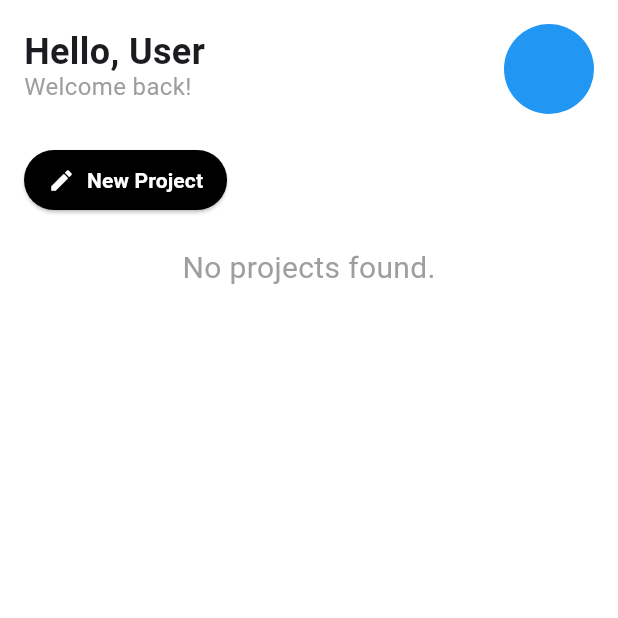
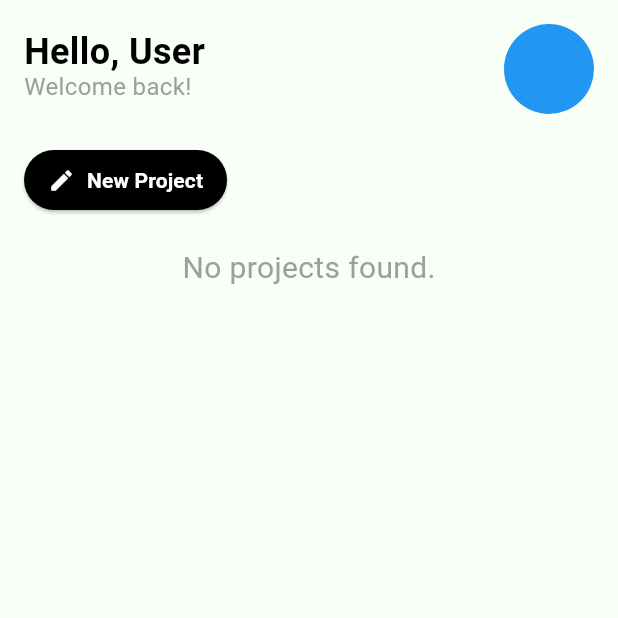
Before and after one commit to Mawhadmd/Project-Management-App-Flutter, a Flutter app: the screen it shows after launch, on a phone screen of 412 x 824 dp, the top half of it. Run offline on Flutter 3.47's test engine with Material 3 defaults, Android fonts, the phone set to English and light mode, and no system bars; our stand-ins replace date_field, flutter_dotenv, supabase_flutter; accounts and stored records are empty.

Commit message:
Refactor project management structure: remove old files and implement new project handling with updated UI and database interactions

```diff
--- a/lib/HomeScreen.dart
+++ b/lib/Home_screen.dart
@@ -1,7 +1,6 @@
-import 'package:finalmobileproject/NewProjectButton.dart';
-import 'package:finalmobileproject/Projectcard.dart';
-import 'package:finalmobileproject/ProjectsHolder.dart';
-import 'package:finalmobileproject/TopBar.dart';
+import 'package:finalmobileproject/project_adding_button.dart';
+import 'package:finalmobileproject/projects_holder.dart';
+import 'package:finalmobileproject/top_bar.dart';
 import 'package:flutter/material.dart';
 
 class HomeScreen extends StatelessWidget {
@@ -10,7 +9,8 @@ class HomeScreen extends StatelessWidget {
   @override
   Widget build(BuildContext context) {
     return Scaffold(
-      backgroundColor: Colors.white,
+      backgroundColor: Theme.of(context).colorScheme.surface,
+
       body: SafeArea(
         child: Padding(
           padding: const EdgeInsets.all(16),
--- a/lib/ProjectsHolder.dart
+++ /dev/null
@@ -1,54 +0,0 @@
-import 'package:finalmobileproject/Projectcard.dart';
-import 'package:finalmobileproject/types/project.class.dart';
-import 'package:flutter/material.dart';
-import 'package:supabase_flutter/supabase_flutter.dart';
-
-class Projectsholder extends StatefulWidget {
-  const Projectsholder({super.key});
-
-  @override
-  State<Projectsholder> createState() => _ProjectsholderState();
-}
-
-class _ProjectsholderState extends State<Projectsholder> {
-  final _fetchProjects = Supabase.instance.client.from('Projects').select();
-
-  @override
-  Widget build(BuildContext context) {
-    return FutureBuilder(
-      future: _fetchProjects,
-      builder: (context, snapshot) {
-      if (snapshot.connectionState == ConnectionState.waiting) {
-        return const Center(child: CircularProgressIndicator());
-      } else if (snapshot.hasError) {
-        return Center(child: Text('Error: ${snapshot.error}'));
-      } else if (!snapshot.hasData || snapshot.data!.isEmpty) {
-        return const Center(child: Text('No projects found.', style: TextStyle(fontSize: 20, color: Colors.grey)));
-      } else {
-        final projectsData = snapshot.data!;
-        return ListView.builder(
-        shrinkWrap: true,
-        itemCount: projectsData.length,
-        itemBuilder: (context, index) {
-          return Container(
-
-          margin: const EdgeInsets.only(bottom: 16),
-          child: Projectcard(
-            project: Project(
-              id: projectsData[index]['id'],
-              name: projectsData[index]['name'],
-              est: projectsData[index]['est'],
-              startDate: projectsData[index]['start_date'],
-              endDate: projectsData[index]['end_date'],
-              status: projectsData[index]['status'],
-              description: projectsData[index]['description'],
-            ),
-          ),
-          );
-        },
-        );
-      }
-      },
-    );
-  }
-}
--- a/lib/types/project.class.dart
+++ b/lib/class/project.class.dart
@@ -1,3 +1,5 @@
+
+
 enum ProjectStatus {
   notStarted,
   inProgress,
@@ -10,8 +12,8 @@ class Project {
   final String id;
   final String name;
   final String description;
-  final DateTime startDate;
-  final DateTime? endDate;
+  final String startDate;
+  final String endDate;
   final String est;
   final ProjectStatus status;
 
@@ -21,7 +23,7 @@ class Project {
     required this.description,
     required this.startDate,
     required this.est,
-    this.endDate,
+    required this.endDate,
     this.status = ProjectStatus.notStarted,
   });
 }
--- a/lib/main.dart
+++ b/lib/main.dart
@@ -1,4 +1,4 @@
-import 'package:finalmobileproject/HomeScreen.dart';
+import 'package:finalmobileproject/Home_screen.dart';
 import 'package:flutter/material.dart';
 import 'package:flutter_dotenv/flutter_dotenv.dart';
 
@@ -16,11 +16,31 @@ Future<void> main() async {
 }
 
 class MyApp extends StatelessWidget {
-  const MyApp({super.key});
-
+   MyApp({super.key});
+  final Color background = Color(0xFFf7fff7);
+  final Color main = Color(0xFF292f36);
+  final Color accentColor = Color(0xFF4ecdc4);
   @override
   Widget build(BuildContext context) {
     return MaterialApp(
+        theme: ThemeData(
+        // keep your other colors…
+        primaryColor: accentColor,
+    colorScheme: ColorScheme.fromSwatch().copyWith(
+      secondary: main,
+      surface: background,
+      primary: accentColor
+    ),
+        inputDecorationTheme: InputDecorationTheme(
+          hintStyle: TextStyle(color: main),
+          labelStyle: TextStyle(color: main),
+        ),
+        appBarTheme: AppBarTheme(
+          titleTextStyle: TextStyle(color: main, fontSize: 20),
+          iconTheme: IconThemeData(color: main),
+        ),
+      ),
+
       home: const HomeScreen(),
       debugShowCheckedModeBanner: false,
     );
--- a/lib/NewProjectButton.dart
+++ b/lib/project_adding_button.dart
@@ -1,4 +1,4 @@
-import 'package:finalmobileproject/AddProjectForm.dart';
+import 'package:finalmobileproject/add_project_form.dart';
 import 'package:flutter/material.dart';
 
 class Newprojectbutton extends StatefulWidget {
--- /dev/null
+++ b/lib/projects_holder.dart
@@ -0,0 +1,68 @@
+import 'package:finalmobileproject/project_card.dart';
+import 'package:finalmobileproject/class/project.class.dart';
+import 'package:finalmobileproject/util/date_parser.dart';
+import 'package:flutter/material.dart';
+import 'package:supabase_flutter/supabase_flutter.dart';
+
+
+class Projectsholder extends StatefulWidget {
+  const Projectsholder({super.key});
+
+  @override
+  State<Projectsholder> createState() => _ProjectsholderState();
+}
+
+class _ProjectsholderState extends State<Projectsholder> {
+  final _fetchProjects = Supabase.instance.client.from('Projects').select();
+
+  @override
+  Widget build(BuildContext context) {
+    return FutureBuilder(
+      future: _fetchProjects,
+      builder: (context, snapshot) {
+        if (snapshot.connectionState == ConnectionState.waiting) {
+          return const Center(child: CircularProgressIndicator());
+        } else if (snapshot.hasError) {
+          return Center(child: Text('Error: ${snapshot.error}'));
+        } else if (!snapshot.hasData || snapshot.data!.isEmpty) {
+          return const Center(
+            child: Text(
+              'No projects found.',
+              style: TextStyle(fontSize: 20, color: Colors.grey),
+            ),
+          );
+        } else {
+          final projectsData = snapshot.data!;
+          return ListView.builder(
+            shrinkWrap: true,
+            itemCount: projectsData.length,
+            itemBuilder: (context, index) {
+              return Container(
+                margin: const EdgeInsets.only(bottom: 16),
+                child: Projectcard(
+                  project: Project(
+                    id: projectsData[index]['id'].toString(),
+                    name: projectsData[index]['name'].toString(),
+                    est: projectsData[index]['est'].toString(),
+                    startDate: dateParser(
+                          projectsData[index]['startDate'].toString(),
+                        ),
+
+                    endDate:  dateParser(
+                          projectsData[index]['endDate'].toString(),
+                        ),
+
+                    status: ProjectStatus.values.firstWhere(
+                      (e) => e.name == projectsData[index]['status'],
+                    ),
+                    description: projectsData[index]['description'].toString(),
+                  ),
+                ),
+              );
+            },
+          );
+        }
+      },
+    );
+  }
+}
--- a/pubspec.yaml
+++ b/pubspec.yaml
@@ -36,7 +36,7 @@ dependencies:
   cupertino_icons: ^1.0.8
   flutter_dotenv: ^5.2.1
   date_field: ^6.0.3+1
-
+  intl: ^0.17.0
 dev_dependencies:
   flutter_test:
     sdk: flutter
```
Also changed, not shown: lib/Projectcard.dart (deleted, +0 -63 lines), lib/add_project_form.dart (renamed from lib/AddProjectForm.dart, +48 -19 lines), lib/databaseInteractions/AddProject.dart (deleted, +0 -17 lines), lib/databaseInteractions/add_project.dart (added, +21 -0 lines), lib/project_card.dart (added, +73 -0 lines), lib/util/date_parser.dart (added, +8 -0 lines), lib/top_bar.dart (renamed from lib/TopBar.dart), 1 other file.
